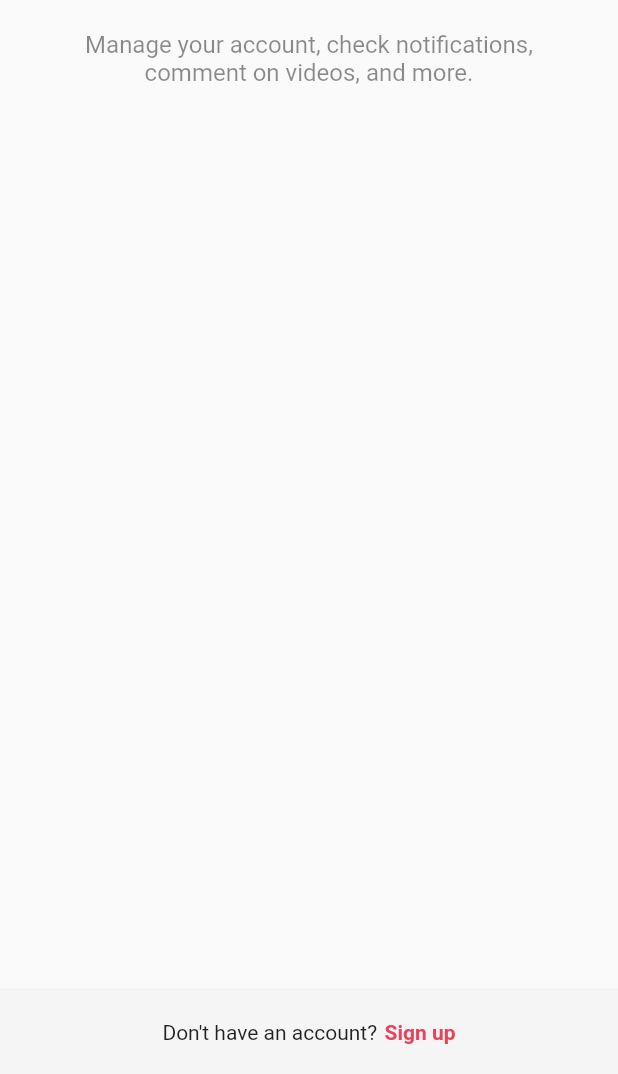
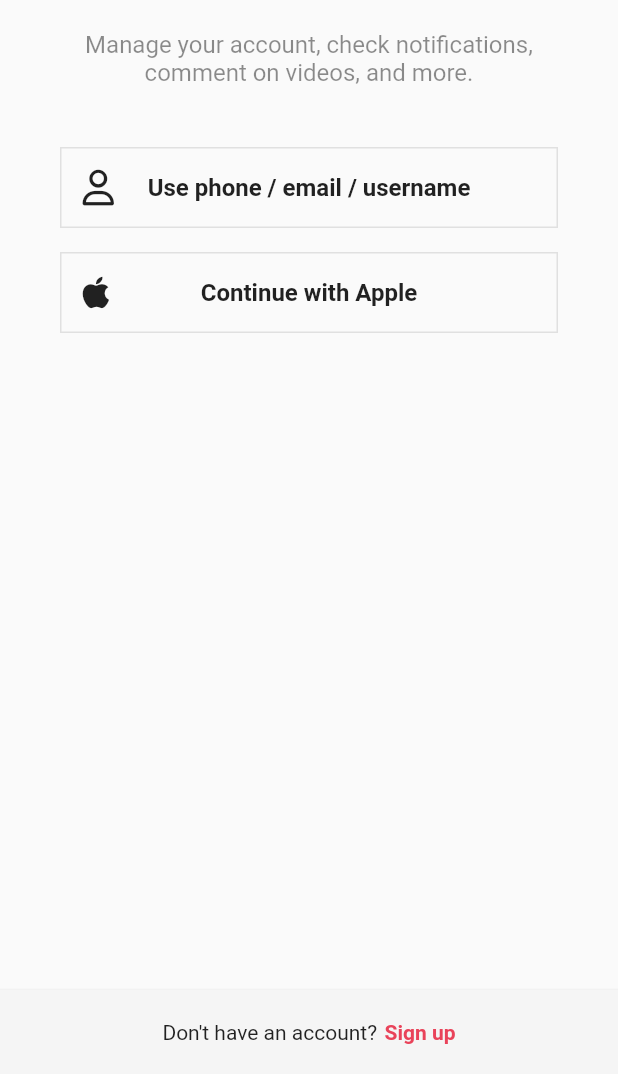
Before and after one commit to Insuk-Seo/Flutter-Tiktok, a Flutter app: the screen it shows after launch, after a tap on "Log in", on a phone screen of 412 x 824 dp, the part 162-1236 px from its top. Run offline on Flutter 3.47's test engine with Material 2 defaults, Android fonts, the phone set to English and light mode, and no system bars; our stand-ins replace font_awesome_flutter.

Commit message:
4.2 AuthButton

```diff
--- a/lib/features/authentication/login_screen.dart
+++ b/lib/features/authentication/login_screen.dart
@@ -1,6 +1,8 @@
 import 'package:flutter/material.dart';
 import 'package:flutter_tiktok/constants/gaps.dart';
 import 'package:flutter_tiktok/constants/sizes.dart';
+import 'package:flutter_tiktok/features/authentication/widgets/auth_button.dart';
+import 'package:font_awesome_flutter/font_awesome_flutter.dart';
 
 class LoginScreen extends StatelessWidget {
   const LoginScreen({super.key});
@@ -36,6 +38,16 @@ class LoginScreen extends StatelessWidget {
                 ),
                 textAlign: TextAlign.center,
               ),
+              Gaps.v40,
+              AuthButton(
+                icon: FaIcon(FontAwesomeIcons.user),
+                text: "Use phone / email / username",
+              ),
+              Gaps.v16,
+              AuthButton(
+                icon: FaIcon(FontAwesomeIcons.apple),
+                text: "Continue with Apple",
+              ),
             ],
           ),
         ),
--- a/lib/features/authentication/sign_up_screen.dart
+++ b/lib/features/authentication/sign_up_screen.dart
@@ -3,6 +3,7 @@ import 'package:flutter_tiktok/constants/gaps.dart';
 import 'package:flutter_tiktok/constants/sizes.dart';
 import 'package:flutter_tiktok/features/authentication/login_screen.dart';
 import 'package:flutter_tiktok/features/authentication/widgets/auth_button.dart';
+import 'package:font_awesome_flutter/font_awesome_flutter.dart';
 
 class SignUpScreen extends StatelessWidget {
   const SignUpScreen({super.key});
@@ -44,9 +45,12 @@ class SignUpScreen extends StatelessWidget {
               ),
               Gaps.v40,
               AuthButton(
-                text: "Use phone or email",
+                icon: FaIcon(FontAwesomeIcons.user),
+                text: "Use email & password",
               ),
+              Gaps.v16,
               AuthButton(
+                icon: FaIcon(FontAwesomeIcons.apple),
                 text: "Continue with Apple",
               ),
             ],
--- a/lib/features/authentication/widgets/auth_button.dart
+++ b/lib/features/authentication/widgets/auth_button.dart
@@ -1,12 +1,15 @@
 import 'package:flutter/material.dart';
 import 'package:flutter_tiktok/constants/sizes.dart';
+import 'package:font_awesome_flutter/font_awesome_flutter.dart';
 
 class AuthButton extends StatelessWidget {
   final String text;
+  final FaIcon icon;
 
   const AuthButton({
     super.key,
     required this.text,
+    required this.icon,
   });
 
   @override
@@ -17,6 +20,7 @@ class AuthButton extends StatelessWidget {
       child: Container(
         padding: const EdgeInsets.symmetric(
           vertical: Sizes.size14,
+          horizontal: Sizes.size14,
         ),
         decoration: BoxDecoration(
           border: Border.all(
@@ -24,7 +28,14 @@ class AuthButton extends StatelessWidget {
             width: Sizes.size1,
           ),
         ),
-        child: Text(
+        child: Stack(
+          alignment: Alignment.center,
+          children: [
+            Align(
+              alignment: Alignment.centerLeft,
+              child: icon,
+            ),
+            Text(
               text,
               textAlign: TextAlign.center,
               style: const TextStyle(
@@ -32,6 +43,8 @@ class AuthButton extends StatelessWidget {
                 fontWeight: FontWeight.w600,
               ),
             ),
+          ],
+        ),
       ),
     );
   }
--- a/pubspec.yaml
+++ b/pubspec.yaml
@@ -30,6 +30,9 @@ environment:
 dependencies:
   flutter:
     sdk: flutter
+
+
+  font_awesome_flutter: 10.3.0
 
 
   # The following adds the Cupertino Icons font to your application.
```
Also changed, not shown: pubspec.lock. Lines whose indentation alone changed are shown as unchanged.
